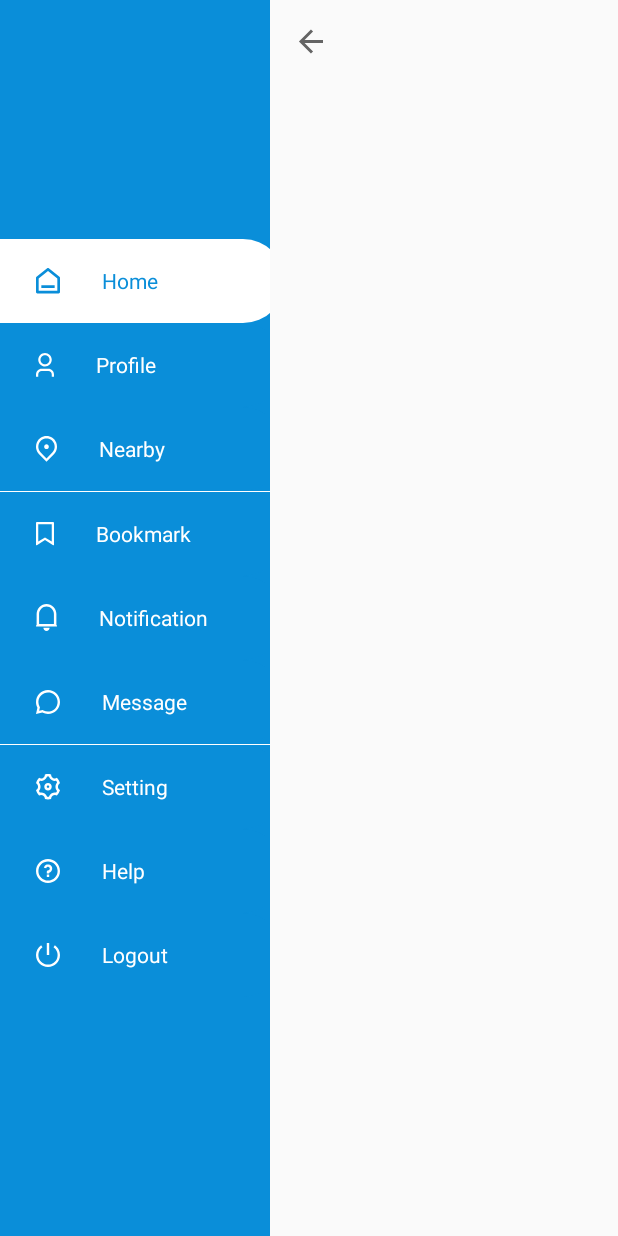
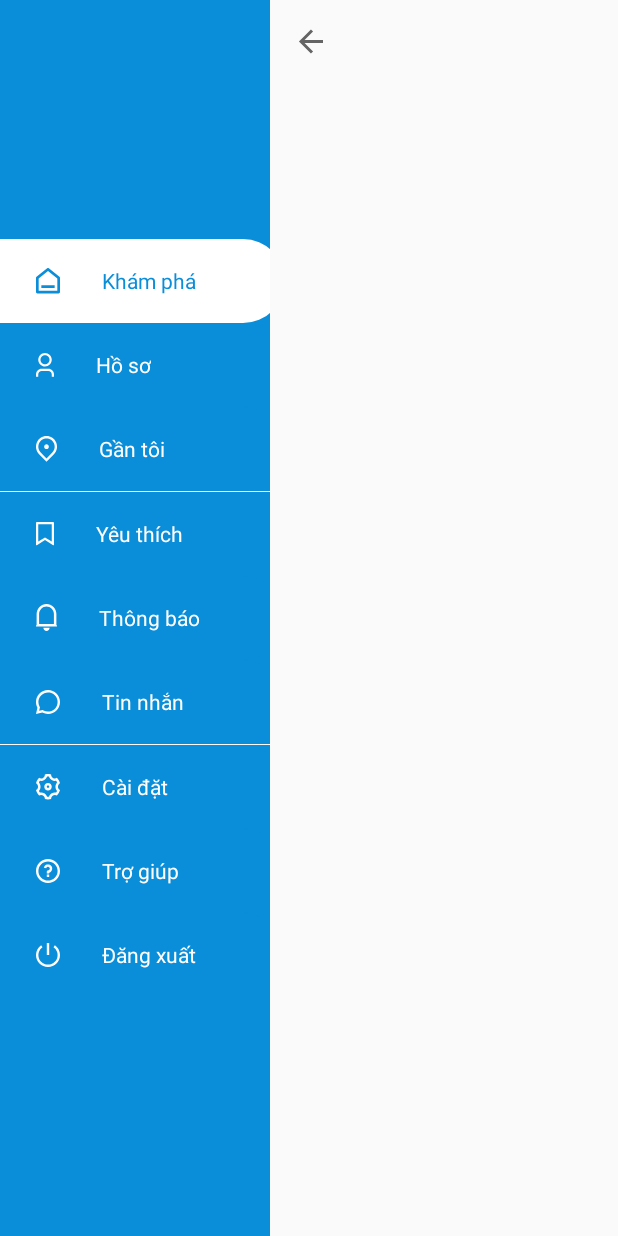
Before and after one commit to dinhthanhminhk11/BookingAppRoyalJourneyClient, an Android app: the screen it shows after launch (MainActivity), after a tap on "Open", on a phone screen of 412 x 824 dp. Run offline under Robolectric (Android 15) with nearby library versions, the phone set to English and light mode, and no system bars; our stand-ins replace CircleImageView; 2 statements that could not run were skipped.

Commit message:
chnage text

```diff
--- a/app/src/main/res/values/strings.xml
+++ b/app/src/main/res/values/strings.xml
@@ -53,15 +53,15 @@
     <string name="DreamsvilleHouse_itemNearFromYou">Dreamsville House</string>
     <string name="JlSultanIskandarMuda_itemNearFromYou">Jl. Sultan Iskandar Muda</string>
     <string name="km_itemNearFromYou">1.8 km</string>
-    <string name="home_arrays">Home</string>
-    <string name="profile_arrays">Profile</string>
-    <string name="nearby_arrays">Nearby</string>
-    <string name="bookmark_arrays">Bookmark</string>
-    <string name="notification_arrays">Notification</string>
-    <string name="message_arrays">Message</string>
-    <string name="setting_arrays">Setting</string>
-    <string name="help_arrays">Help</string>
-    <string name="logout_arrays">Logout</string>
+    <string name="home_arrays">Khám phá</string>
+    <string name="profile_arrays">Hồ sơ</string>
+    <string name="nearby_arrays">Gần tôi</string>
+    <string name="bookmark_arrays">Yêu thích</string>
+    <string name="notification_arrays">Thông báo</string>
+    <string name="message_arrays">Tin nhắn</string>
+    <string name="setting_arrays">Cài đặt</string>
+    <string name="help_arrays">Trợ giúp</string>
+    <string name="logout_arrays">Đăng xuất</string>
     <string name="LoginSuccess">Sign in successfully</string>
     <string name="LoginFailed">Email or password is incorrect</string>
     <string name="RegisterSuccess">Sign up successfully</string>
```
